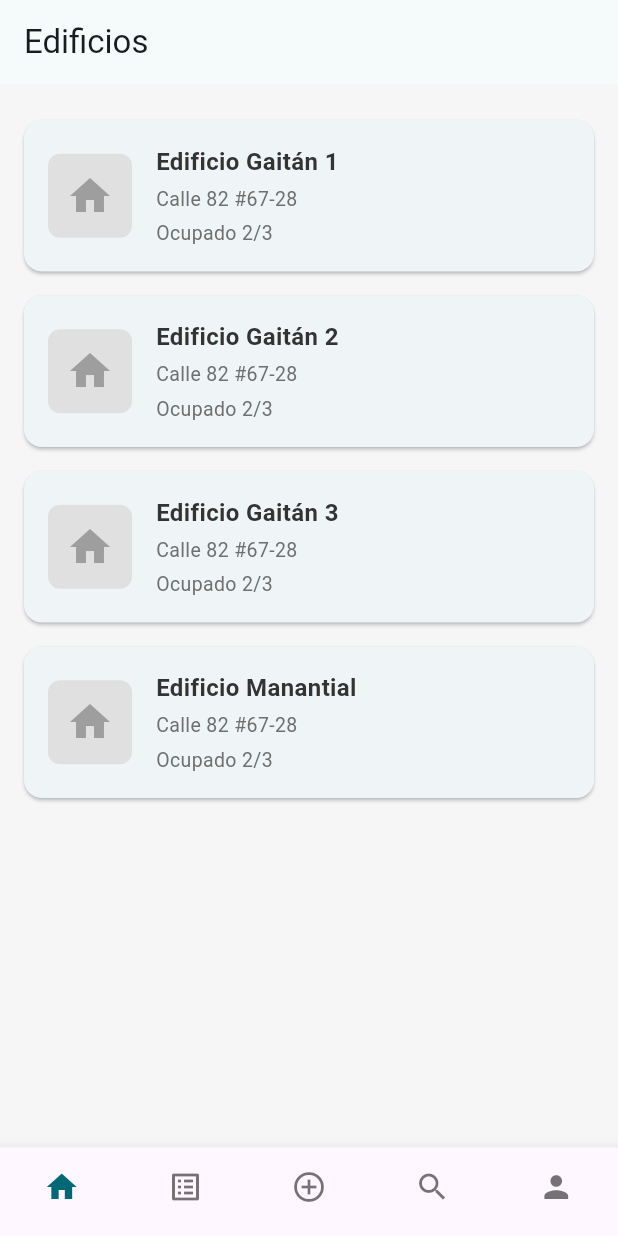
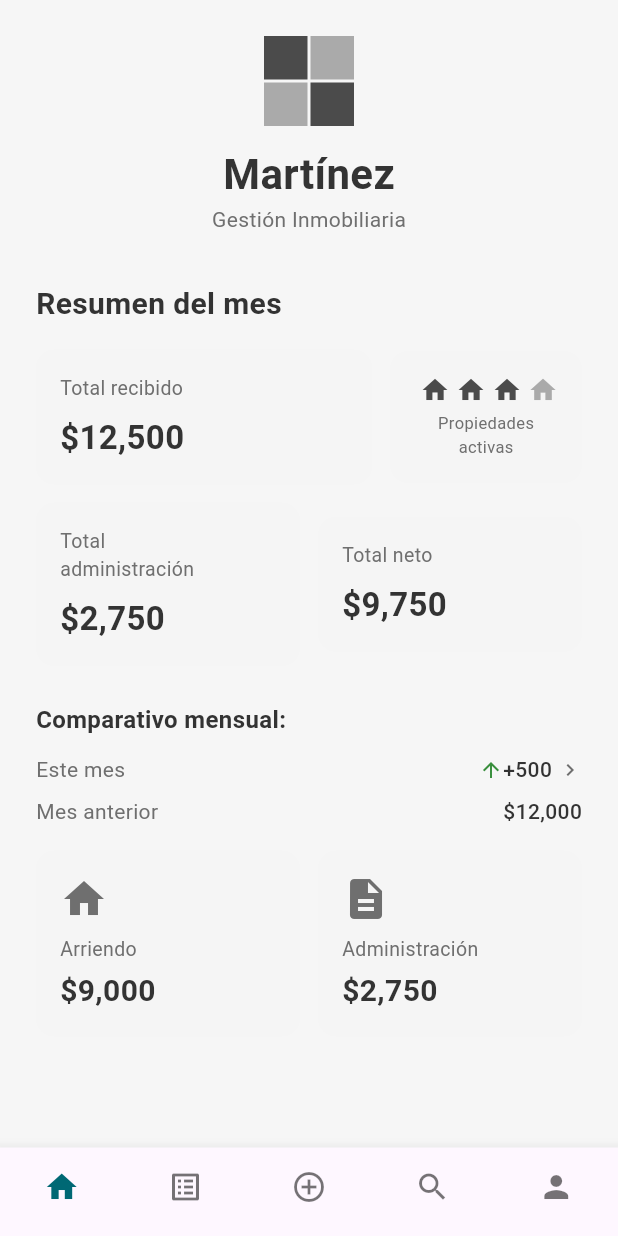
Before and after one commit to mauriciomartinezm/martinez, a Flutter app: the screen it shows after launch, on a phone screen of 412 x 824 dp. Run offline on Flutter 3.47's test engine with Material 3 defaults, Android fonts, the phone set to English and light mode, and no system bars.

Commit message:
dashboard feat

```diff
--- /dev/null
+++ b/Frontend/lib/features/dashboard/screens/dashboard_screen.dart
@@ -0,0 +1,348 @@
+import 'package:flutter/material.dart';
+
+class DashboardScreen extends StatelessWidget {
+  const DashboardScreen({super.key});
+
+  @override
+  Widget build(BuildContext context) {
+    return Scaffold(
+      body: SafeArea(
+        child: SingleChildScrollView(
+          padding: const EdgeInsets.all(24),
+          child: Column(
+            crossAxisAlignment: CrossAxisAlignment.stretch,
+            children: [
+              // Logo and title
+              Column(
+                children: [
+                  Container(
+                    width: 60,
+                    height: 60,
+                    decoration: BoxDecoration(
+                      borderRadius: BorderRadius.circular(8),
+                    ),
+                    child: GridView.count(
+                      crossAxisCount: 2,
+                      mainAxisSpacing: 2,
+                      crossAxisSpacing: 2,
+                      physics: const NeverScrollableScrollPhysics(),
+                      children: const [
+                        ColoredBox(color: Color(0xFF4B4B4B)),
+                        ColoredBox(color: Color(0xFFAAAAAA)),
+                        ColoredBox(color: Color(0xFFAAAAAA)),
+                        ColoredBox(color: Color(0xFF4B4B4B)),
+                      ],
+                    ),
+                  ),
+                  const SizedBox(height: 12),
+                  const Text(
+                    'Martínez',
+                    style: TextStyle(
+                      fontSize: 28,
+                      fontWeight: FontWeight.w600,
+                    ),
+                  ),
+                  const Text(
+                    'Gestión Inmobiliaria',
+                    style: TextStyle(
+                      fontSize: 14,
+                      color: Color(0xFF6F6F6F),
+                    ),
+                  ),
+                ],
+              ),
+              const SizedBox(height: 32),
+
+              // Summary title
+              const Text(
+                'Resumen del mes',
+                style: TextStyle(
+                  fontSize: 20,
+                  fontWeight: FontWeight.w600,
+                ),
+              ),
+              const SizedBox(height: 16),
+
+              // Total received and active properties
+              Row(
+                children: [
+                  Expanded(
+                    child: Container(
+                      padding: const EdgeInsets.all(16),
+                      decoration: BoxDecoration(
+                        color: const Color(0xFFF5F5F5),
+                        borderRadius: BorderRadius.circular(12),
+                      ),
+                      child: const Column(
+                        crossAxisAlignment: CrossAxisAlignment.start,
+                        children: [
+                          Text(
+                            'Total recibido',
+                            style: TextStyle(
+                              fontSize: 13,
+                              color: Color(0xFF6F6F6F),
+                            ),
+                          ),
+                          SizedBox(height: 8),
+                          Text(
+                            '\$12,500',
+                            style: TextStyle(
+                              fontSize: 22,
+                              fontWeight: FontWeight.w600,
+                            ),
+                          ),
+                        ],
+                      ),
+                    ),
+                  ),
+                  const SizedBox(width: 12),
+                  Container(
+                    padding: const EdgeInsets.all(16),
+                    decoration: BoxDecoration(
+                      color: const Color(0xFFF5F5F5),
+                      borderRadius: BorderRadius.circular(12),
+                    ),
+                    child: Column(
+                      children: [
+                        Row(
+                          children: List.generate(
+                            4,
+                            (index) => Padding(
+                              padding: const EdgeInsets.only(left: 4),
+                              child: Icon(
+                                Icons.home,
+                                size: 20,
+                                color: index < 3
+                                    ? const Color(0xFF4B4B4B)
+                                    : const Color(0xFFAAAAAA),
+                              ),
+                            ),
+                          ),
+                        ),
+                        const SizedBox(height: 4),
+                        const Text(
+                          'Propiedades',
+                          style: TextStyle(
+                            fontSize: 11,
+                            color: Color(0xFF6F6F6F),
+                          ),
+                        ),
+                        const Text(
+                          'activas',
+                          style: TextStyle(
+                            fontSize: 11,
+                            color: Color(0xFF6F6F6F),
+                          ),
+                        ),
+                      ],
+                    ),
+                  ),
+                ],
+              ),
+              const SizedBox(height: 12),
+
+              // Total administration and net
+              Row(
+                children: [
+                  Expanded(
+                    child: Container(
+                      padding: const EdgeInsets.all(16),
+                      decoration: BoxDecoration(
+                        color: const Color(0xFFF5F5F5),
+                        borderRadius: BorderRadius.circular(12),
+                      ),
+                      child: const Column(
+                        crossAxisAlignment: CrossAxisAlignment.start,
+                        children: [
+                          Text(
+                            'Total',
+                            style: TextStyle(
+                              fontSize: 13,
+                              color: Color(0xFF6F6F6F),
+                            ),
+                          ),
+                          Text(
+                            'administración',
+                            style: TextStyle(
+                              fontSize: 13,
+                              color: Color(0xFF6F6F6F),
+                            ),
+                          ),
+                          SizedBox(height: 8),
+                          Text(
+                            '\$2,750',
+                            style: TextStyle(
+                              fontSize: 22,
+                              fontWeight: FontWeight.w600,
+                            ),
+                          ),
+                        ],
+                      ),
+                    ),
+                  ),
+                  const SizedBox(width: 12),
+                  Expanded(
+                    child: Container(
+                      padding: const EdgeInsets.all(16),
+                      decoration: BoxDecoration(
+                        color: const Color(0xFFF5F5F5),
+                        borderRadius: BorderRadius.circular(12),
+                      ),
+                      child: const Column(
+                        crossAxisAlignment: CrossAxisAlignment.start,
+                        children: [
+                          Text(
+                            'Total neto',
+                            style: TextStyle(
+                              fontSize: 13,
+                              color: Color(0xFF6F6F6F),
+                            ),
+                          ),
+                          SizedBox(height: 8),
+                          Text(
+                            '\$9,750',
+                            style: TextStyle(
+                              fontSize: 22,
+                              fontWeight: FontWeight.w600,
+                            ),
+                          ),
+                        ],
+                      ),
+                    ),
+                  ),
+                ],
+              ),
+              const SizedBox(height: 24),
+
+              // Monthly comparison
+              const Text(
+                'Comparativo mensual:',
+                style: TextStyle(
+                  fontSize: 16,
+                  fontWeight: FontWeight.w600,
+                ),
+              ),
+              const SizedBox(height: 12),
+              Row(
+                mainAxisAlignment: MainAxisAlignment.spaceBetween,
+                children: [
+                  const Text(
+                    'Este mes',
+                    style: TextStyle(
+                      fontSize: 14,
+                      color: Color(0xFF6F6F6F),
+                    ),
+                  ),
+                  Row(
+                    children: const [
+                      Icon(Icons.arrow_upward, size: 16, color: Color(0xFF388E3C)),
+                      Text(
+                        '+500',
+                        style: TextStyle(
+                          fontSize: 14,
+                          fontWeight: FontWeight.w500,
+                        ),
+                      ),
+                      SizedBox(width: 4),
+                      Icon(Icons.chevron_right, size: 16, color: Color(0xFF6F6F6F)),
+                    ],
+                  ),
+                ],
+              ),
+              const SizedBox(height: 8),
+              Row(
+                mainAxisAlignment: MainAxisAlignment.spaceBetween,
+                children: const [
+                  Text(
+                    'Mes anterior',
+                    style: TextStyle(
+                      fontSize: 14,
+                      color: Color(0xFF6F6F6F),
+                    ),
+                  ),
+                  Text(
+                    '\$12,000',
+                    style: TextStyle(
+                      fontSize: 14,
+                      fontWeight: FontWeight.w500,
+                    ),
+                  ),
+                ],
+              ),
+              const SizedBox(height: 16),
+
+              // Breakdown cards
+              Row(
+                children: [
+                  Expanded(
+                    child: Container(
+                      padding: const EdgeInsets.all(16),
+                      decoration: BoxDecoration(
+                        color: const Color(0xFFF5F5F5),
+                        borderRadius: BorderRadius.circular(12),
+                      ),
+                      child: const Column(
+                        crossAxisAlignment: CrossAxisAlignment.start,
+                        children: [
+                          Icon(Icons.home, size: 32, color: Color(0xFF6F6F6F)),
+                          SizedBox(height: 8),
+                          Text(
+                            'Arriendo',
+                            style: TextStyle(
+                              fontSize: 13,
+                              color: Color(0xFF6F6F6F),
+                            ),
+                          ),
+                          SizedBox(height: 4),
+                          Text(
+                            '\$9,000',
+                            style: TextStyle(
+                              fontSize: 20,
+                              fontWeight: FontWeight.w600,
+                            ),
+                          ),
+                        ],
+                      ),
+                    ),
+                  ),
+                  const SizedBox(width: 12),
+                  Expanded(
+                    child: Container(
+                      padding: const EdgeInsets.all(16),
+                      decoration: BoxDecoration(
+                        color: const Color(0xFFF5F5F5),
+                        borderRadius: BorderRadius.circular(12),
+                      ),
+                      child: const Column(
+                        crossAxisAlignment: CrossAxisAlignment.start,
+                        children: [
+                          Icon(Icons.description, size: 32, color: Color(0xFF6F6F6F)),
+                          SizedBox(height: 8),
+                          Text(
+                            'Administración',
+                            style: TextStyle(
+                              fontSize: 13,
+                              color: Color(0xFF6F6F6F),
+                            ),
+                          ),
+                          SizedBox(height: 4),
+                          Text(
+                            '\$2,750',
+                            style: TextStyle(
+                              fontSize: 20,
+                              fontWeight: FontWeight.w600,
+                            ),
+                          ),
+                        ],
+                      ),
+                    ),
+                  ),
+                ],
+              ),
+            ],
+          ),
+        ),
+      ),
+    );
+  }
+}
--- a/Frontend/lib/features/properties/logic/properties_controller.dart
+++ b/Frontend/lib/features/properties/logic/properties_controller.dart
@@ -72,7 +72,8 @@ class PropertiesController extends ChangeNotifier {
   /// Change the selected tab.
   void setTab(int index) {
     _selectedTab = index;
-    if (_currentScreen == 'apartments' || _currentScreen == 'apartment_detail') {
+    // Reset to buildings view when changing tabs
+    if (index != 1 && (_currentScreen == 'apartments' || _currentScreen == 'apartment_detail')) {
       goBackToBuildings();
     }
     notifyListeners();
--- a/Frontend/lib/features/properties/screens/properties_screen.dart
+++ b/Frontend/lib/features/properties/screens/properties_screen.dart
@@ -1,5 +1,6 @@
 import 'package:flutter/material.dart';
 import '../../../core/widgets/app_bottom_nav_bar.dart';
+import '../../dashboard/screens/dashboard_screen.dart';
 import '../logic/properties_controller.dart';
 import 'apartment_detail_screen.dart';
 import 'apartments_screen.dart';
@@ -47,15 +48,16 @@ class _PropertiesScreenState extends State<PropertiesScreen> {
   Widget _buildScreen(int index) {
     switch (index) {
       case 0:
-        // Navigate through property screens based on current state
+        // Home/Dashboard
+        return const DashboardScreen();
+      case 1:
+        // Properties - navigate through buildings, apartments, and details
         if (controller.currentScreen == 'apartment_detail') {
           return ApartmentDetailScreen(controller: controller);
         } else if (controller.currentScreen == 'apartments') {
           return ApartmentsScreen(controller: controller);
         }
         return BuildingsScreen(controller: controller);
-      case 1:
-        return const Center(child: Text('Listados'));
       case 2:
         return const Center(child: Text('Agregar'));
       case 3:
```
